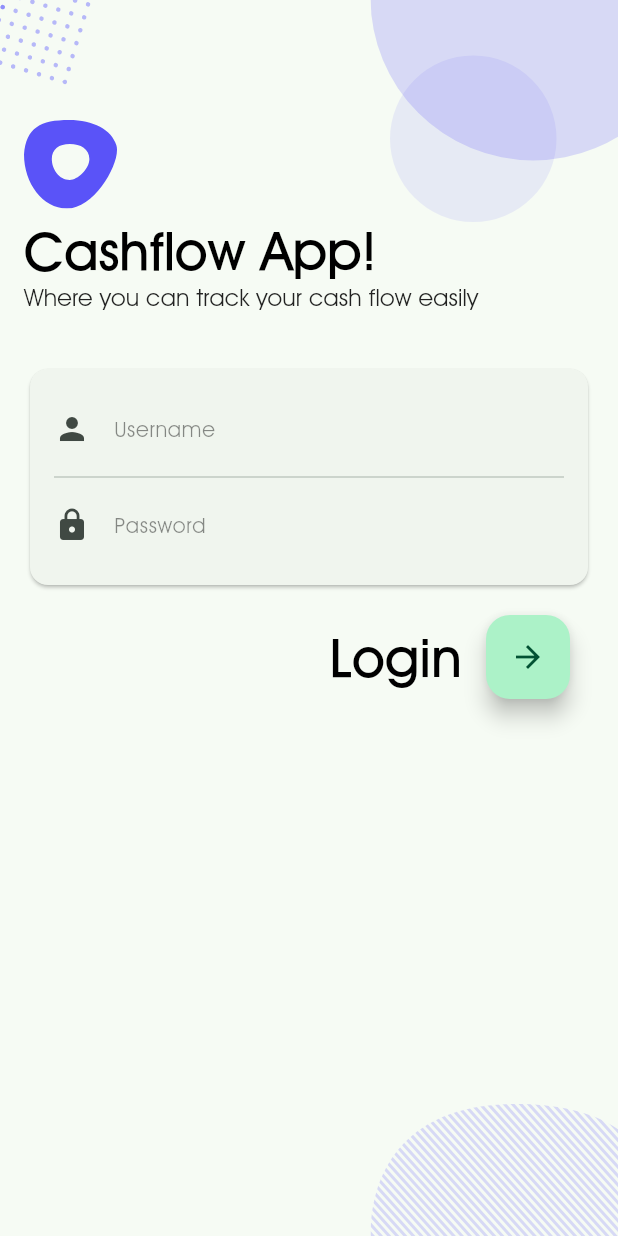
After one commit to dharmayudistira/cash_flow, a Flutter app: the screen it shows after launch, on a phone screen of 412 x 824 dp. The commit adds this screen. Run offline on Flutter 3.47's test engine with Material 2 defaults, Android fonts, the phone set to English and light mode, and no system bars; our stand-ins replace currency_text_input_formatter, flutter_svg, get, get_storage, sqflite, syncfusion_flutter_charts; accounts and stored records are empty.

Commit message:
fix: slicing login page

```diff
--- /dev/null
+++ b/lib/app/modules/login/views/background_view.dart
@@ -0,0 +1,36 @@
+import 'package:cash_flow/app/modules/login/controllers/login_controller.dart';
+import 'package:cash_flow/app/modules/login/views/logo_app_view.dart';
+import 'package:flutter/material.dart';
+import 'package:flutter_svg/flutter_svg.dart';
+
+import 'package:get/get.dart';
+
+class BackgroundView extends GetView {
+  final LoginController controller;
+  const BackgroundView({
+    Key? key,
+    required this.controller,
+  }) : super(key: key);
+  @override
+  Widget build(BuildContext context) {
+    return Stack(
+      children: [
+        Container(),
+        SvgPicture.asset('assets/dots_rectangle.svg'),
+        Positioned(
+          top: 0,
+          right: 0,
+          child: SvgPicture.asset('assets/background_circles.svg'),
+        ),
+        Positioned(
+          bottom: 0,
+          right: 0,
+          child: SvgPicture.asset('assets/striped_oval.svg'),
+        ),
+        LogoAppView(
+          controller: controller,
+        ),
+      ],
+    );
+  }
+}
--- /dev/null
+++ b/lib/app/modules/login/views/form_login_view.dart
@@ -0,0 +1,77 @@
+import 'package:cash_flow/app/modules/login/controllers/login_controller.dart';
+import 'package:flutter/material.dart';
+
+import 'package:get/get.dart';
+
+class FormLoginView extends GetView {
+  @override
+  final LoginController controller;
+
+  const FormLoginView({
+    Key? key,
+    required this.controller,
+  }) : super(key: key);
+  @override
+  Widget build(BuildContext context) {
+    return Column(
+      children: [
+        Card(
+          child: Padding(
+            padding: const EdgeInsets.all(16),
+            child: Column(
+              children: [
+                TextField(
+                  cursorColor: Theme.of(context).primaryColor,
+                  style: Theme.of(context).textTheme.bodyText1,
+                  decoration: InputDecoration(
+                    hintText: "Username",
+                    border: InputBorder.none,
+                    hintStyle: Theme.of(context).textTheme.bodyText1,
+                    icon: const Icon(
+                      Icons.person,
+                    ),
+                  ),
+                  controller: controller.usernameController,
+                ),
+                const Divider(),
+                TextField(
+                  cursorColor: Theme.of(context).primaryColor,
+                  style: Theme.of(context).textTheme.bodyText1,
+                  decoration: InputDecoration(
+                    hintText: "Password",
+                    border: InputBorder.none,
+                    hintStyle: Theme.of(context).textTheme.bodyText1,
+                    icon: const Icon(
+                      Icons.lock,
+                    ),
+                  ),
+                  controller: controller.passwordController,
+                ),
+              ],
+            ),
+          ),
+        ),
+        Row(
+          mainAxisAlignment: MainAxisAlignment.end,
+          children: [
+            Text(
+              "Login",
+              style: Theme.of(context).textTheme.headline2,
+            ),
+            Padding(
+              padding: const EdgeInsets.all(16),
+              child: FloatingActionButton(
+                onPressed: () async {
+                  final username = controller.usernameController.text;
+                  final password = controller.passwordController.text;
+                  controller.doLogin(username, password);
+                },
+                child: const Icon(Icons.arrow_forward),
+              ),
+            ),
+          ],
+        ),
+      ],
+    );
+  }
+}
--- /dev/null
+++ b/lib/app/modules/login/views/logo_app_view.dart
@@ -0,0 +1,42 @@
+import 'package:cash_flow/app/modules/login/controllers/login_controller.dart';
+import 'package:cash_flow/app/modules/login/views/form_login_view.dart';
+import 'package:flutter/material.dart';
+import 'package:flutter_svg/flutter_svg.dart';
+
+import 'package:get/get.dart';
+
+class LogoAppView extends GetView {
+  @override
+  final LoginController controller;
+
+  const LogoAppView({
+    Key? key,
+    required this.controller,
+  }) : super(key: key);
+  @override
+  Widget build(BuildContext context) {
+    return Padding(
+      padding: const EdgeInsets.symmetric(horizontal: 16),
+      child: Column(
+        crossAxisAlignment: CrossAxisAlignment.start,
+        children: [
+          const SizedBox(height: 80),
+          SvgPicture.asset('assets/sample_logo.svg'),
+          const SizedBox(height: 8),
+          Text(
+            "Cashflow App!",
+            style: Theme.of(context).textTheme.headline1,
+          ),
+          Text(
+            "Where you can track your cash flow easily",
+            style: Theme.of(context).textTheme.subtitle2,
+          ),
+          const SizedBox(height: 32),
+          FormLoginView(
+            controller: controller,
+          ),
+        ],
+      ),
+    );
+  }
+}
```
Also changed, not shown: lib/app/modules/login/views/login_view.dart (+8 -109 lines).
